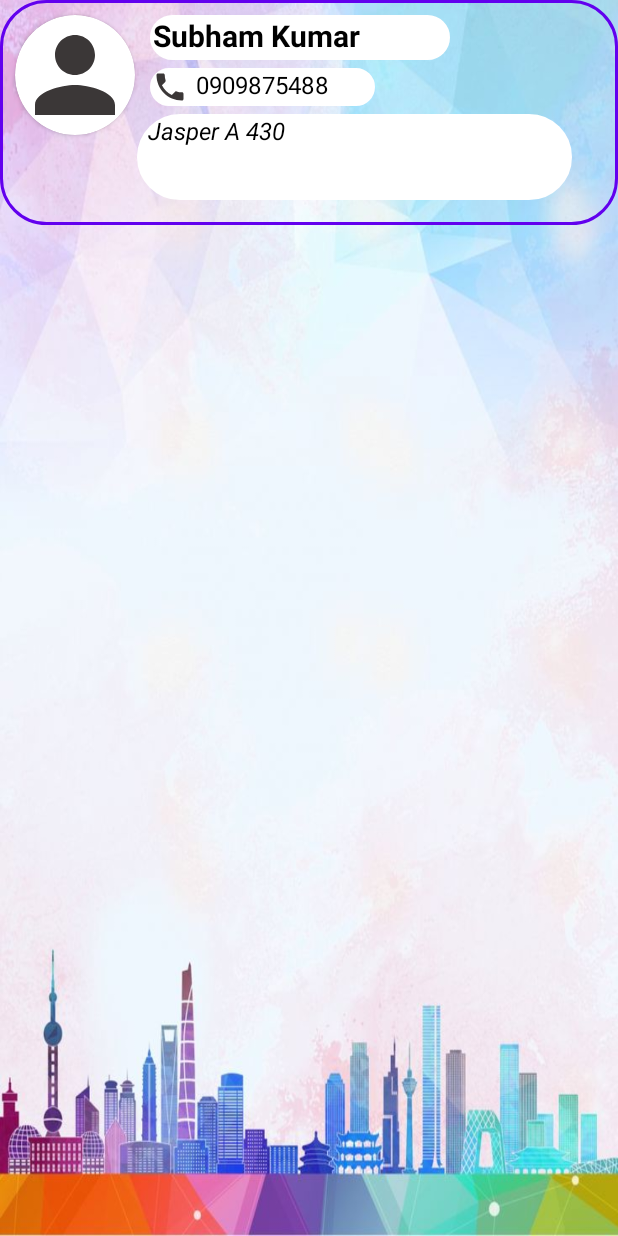
After one commit to subham99kr/Tenant-Finder, an Android app: the layout tenant_ava_design.xml on its own in the app's theme, with its tools: preview values and no code run, on a phone screen of 412 x 824 dp. The commit adds this screen. Run offline under Robolectric (Android 15) with nearby library versions, the phone set to English and light mode, and no system bars.

Commit message:
TENANT FINDER

```diff
--- a/app/build.gradle
+++ b/app/build.gradle
@@ -44,5 +44,9 @@ dependencies {
     implementation platform('com.google.firebase:firebase-bom:29.3.0')
     implementation 'com.google.firebase:firebase-auth:21.0.3'
 
+    implementation "androidx.recyclerview:recyclerview:1.2.1"
+    implementation "androidx.recyclerview:recyclerview-selection:1.1.0"
+    implementation "androidx.cardview:cardview:1.0.0"
+
 
 }
--- /dev/null
+++ b/app/src/main/res/drawable-v24/input_bg2.xml
@@ -0,0 +1,6 @@
+<?xml version="1.0" encoding="utf-8"?>
+<shape xmlns:android="http://schemas.android.com/apk/res/android">
+
+    <stroke android:color="@color/purple_500" android:width="2dp"/>
+    <corners android:radius="30dp"/>
+</shape>
--- a/app/src/main/res/layout/activity_show_properties.xml
+++ b/app/src/main/res/layout/activity_show_properties.xml
@@ -11,7 +11,7 @@
         android:id="@+id/textView"
         android:layout_width="0dp"
         android:layout_height="wrap_content"
-        android:text="@string/availaible_properties_for_rent"
+        android:text="@string/available_properties_for_rent"
         android:textColor="@color/purple_700"
         android:textSize="30sp"
         android:textStyle="bold"
@@ -21,4 +21,5 @@
         app:layout_constraintStart_toStartOf="parent"
         app:layout_constraintTop_toTopOf="parent"
         app:layout_constraintVertical_bias="0.005" />
+
 </androidx.constraintlayout.widget.ConstraintLayout>
--- a/app/src/main/res/layout/activity_tenants_availaible.xml
+++ b/app/src/main/res/layout/activity_tenants_availaible.xml
@@ -6,4 +6,11 @@
     android:background="@drawable/background1"
     tools:context=".TenantsAvailaible">
 
+    <androidx.recyclerview.widget.RecyclerView
+        android:layout_width="match_parent"
+        android:layout_height="match_parent"
+        android:id="@+id/recyclerView">
+
+    </androidx.recyclerview.widget.RecyclerView>
+
 </androidx.constraintlayout.widget.ConstraintLayout>
--- /dev/null
+++ b/app/src/main/res/layout/tenant_ava_design.xml
@@ -0,0 +1,89 @@
+<?xml version="1.0" encoding="utf-8"?>
+<RelativeLayout xmlns:android="http://schemas.android.com/apk/res/android"
+    xmlns:tools="http://schemas.android.com/tools"
+    android:layout_width="match_parent"
+    android:layout_height="wrap_content"
+    xmlns:app="http://schemas.android.com/apk/res-auto"
+    android:background="@drawable/background1">
+
+    <RelativeLayout
+        android:layout_width="match_parent"
+        android:layout_height="wrap_content"
+        android:background="@drawable/input_bg2"
+        android:clickable="false"
+        android:minHeight="150dp"/>
+
+    <androidx.cardview.widget.CardView
+            android:id="@+id/imageViewT"
+            android:layout_width="80dp"
+            android:layout_height="80dp"
+            app:cardCornerRadius="80dp"
+            android:layout_marginTop="10dp"
+            android:layout_marginStart="10dp">
+
+            <ImageView
+                android:layout_width="80dp"
+                android:layout_height="80dp"
+                android:scaleType="centerCrop"
+                android:id="@+id/imageViewT1"
+                android:src="@drawable/ic_baseline_person">
+
+            </ImageView>
+
+        </androidx.cardview.widget.CardView>
+
+    <TextView
+        android:id="@+id/textName"
+        android:layout_width="200dp"
+        android:layout_height="30dp"
+        android:layout_marginStart="10dp"
+        android:layout_marginTop="10dp"
+        android:layout_toEndOf="@id/imageViewT"
+        android:background="@drawable/input_bg"
+        android:backgroundTint="@color/white"
+        android:paddingStart="2dp"
+        android:text="@string/subham_kumar"
+        android:textColor="@color/black"
+        android:textSize="20sp"
+        android:textStyle="bold"></TextView>
+
+    <TextView
+        android:id="@+id/textPhone"
+        android:layout_width="150dp"
+        android:layout_height="25dp"
+        android:layout_below="@id/textName"
+        android:layout_marginStart="10dp"
+        android:layout_marginTop="5dp"
+        android:layout_toEndOf="@id/imageViewT"
+        android:background="@drawable/input_bg"
+        android:backgroundTint="@color/white"
+        android:drawablePadding="5dp"
+        android:paddingStart="1dp"
+        android:text="@string/_0909875488"
+        android:textColor="@color/black"
+        android:textSize="16sp"
+        app:drawableStartCompat="@drawable/ic_baseline_phone_24"
+        tools:ignore="RtlSymmetry"></TextView>
+
+    <TextView
+        android:id="@+id/textDetails"
+        android:layout_width="290dp"
+        android:layout_height="57dp"
+        android:layout_below="@id/textPhone"
+        android:layout_marginStart="1dp"
+        android:layout_marginTop="5dp"
+        android:layout_toEndOf="@id/imageViewT"
+        android:background="@drawable/input_bg"
+        android:backgroundTint="@color/white"
+        android:paddingStart="7dp"
+        android:text="@string/jasper_a_430"
+        android:textColor="@color/black"
+        android:textSize="16sp"
+        android:textStyle="italic"
+        tools:ignore="RtlSymmetry"></TextView>
+
+
+
+
+
+</RelativeLayout>
--- a/app/src/main/res/values/strings.xml
+++ b/app/src/main/res/values/strings.xml
@@ -29,6 +29,8 @@
     <string name="your_name">Your name</string>
     <string name="login">Login</string>
     <string name="google">Google</string>
-    <string name="login_using_google">Login using Google</string>
-    <string name="availaible_properties_for_rent">Availaible properties for rent</string>
+    <string name="available_properties_for_rent">Available properties for rent</string>
+    <string name="subham_kumar">Subham Kumar</string>
+    <string name="_0909875488">0909875488</string>
+    <string name="jasper_a_430">Jasper A 430</string>
 </resources>
```
